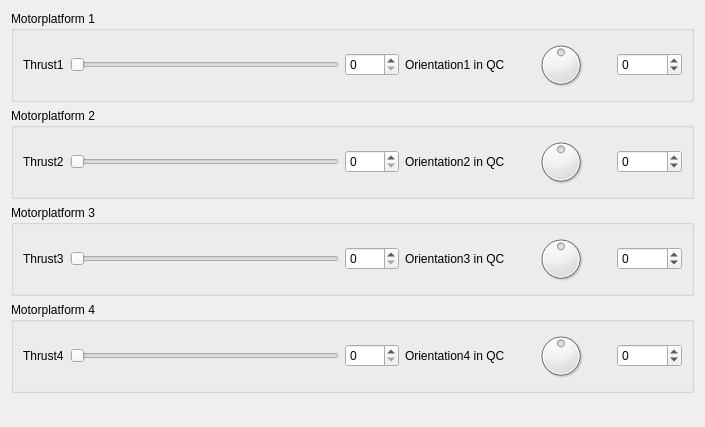
The window that src/ui/QGCSkyeTestMotors.ui (skye-git/qgroundcontrol-old) describes before a commit, drawn with Qt 5.
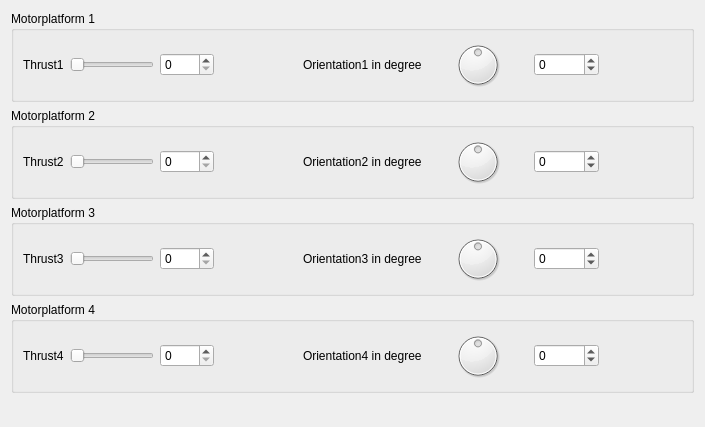
The same window after the commit.

Commit message: Cleaned up SkyeTest Widgets

Patch:
```diff
--- a/src/ui/QGCSkyeTestMotors.ui
+++ b/src/ui/QGCSkyeTestMotors.ui
@@ -44,13 +44,26 @@
         </property>
        </widget>
       </item>
+      <item>
+       <spacer name="horizontalSpacer">
+        <property name="orientation">
+         <enum>Qt::Horizontal</enum>
+        </property>
+        <property name="sizeHint" stdset="0">
+         <size>
+          <width>40</width>
+          <height>20</height>
+         </size>
+        </property>
+       </spacer>
+      </item>
       <item>
        <widget class="QLabel" name="label_2">
         <property name="toolTip">
          <string extracomment="512*84 = 43008 is a quarter turn (90°)"/>
         </property>
         <property name="text">
-         <string>Orientation1 in QC</string>
+         <string>Orientation1 in degree</string>
         </property>
        </widget>
       </item>
@@ -74,6 +87,19 @@
         </property>
        </widget>
       </item>
+      <item>
+       <spacer name="horizontalSpacer_5">
+        <property name="orientation">
+         <enum>Qt::Horizontal</enum>
+        </property>
+        <property name="sizeHint" stdset="0">
+         <size>
+          <width>40</width>
+          <height>20</height>
+         </size>
+        </property>
+       </spacer>
+      </item>
      </layout>
     </widget>
    </item>
@@ -107,13 +133,26 @@
         </property>
        </widget>
       </item>
+      <item>
+       <spacer name="horizontalSpacer_2">
+        <property name="orientation">
+         <enum>Qt::Horizontal</enum>
+        </property>
+        <property name="sizeHint" stdset="0">
+         <size>
+          <width>40</width>
+          <height>20</height>
+         </size>
+        </property>
+       </spacer>
+      </item>
       <item>
        <widget class="QLabel" name="label_4">
         <property name="toolTip">
          <string extracomment="512*84 = 43008 is a quarter turn (90°)"/>
         </property>
         <property name="text">
-         <string>Orientation2 in QC</string>
+         <string>Orientation2 in degree</string>
         </property>
        </widget>
       </item>
@@ -140,6 +179,19 @@
         </property>
        </widget>
       </item>
+      <item>
+       <spacer name="horizontalSpacer_6">
+        <property name="orientation">
+         <enum>Qt::Horizontal</enum>
+        </property>
+        <property name="sizeHint" stdset="0">
+         <size>
+          <width>40</width>
+          <height>20</height>
+         </size>
+        </property>
+       </spacer>
+      </item>
      </layout>
     </widget>
    </item>
@@ -173,13 +225,26 @@
         </property>
        </widget>
       </item>
+      <item>
+       <spacer name="horizontalSpacer_3">
+        <property name="orientation">
+         <enum>Qt::Horizontal</enum>
+        </property>
+        <property name="sizeHint" stdset="0">
+         <size>
+          <width>40</width>
+          <height>20</height>
+         </size>
+        </property>
+       </spacer>
+      </item>
       <item>
        <widget class="QLabel" name="label_6">
         <property name="toolTip">
          <string extracomment="512*84 = 43008 is a quarter turn (90°)"/>
         </property>
         <property name="text">
-         <string>Orientation3 in QC</string>
+         <string>Orientation3 in degree</string>
         </property>
        </widget>
       </item>
@@ -206,6 +271,19 @@
         </property>
        </widget>
       </item>
+      <item>
+       <spacer name="horizontalSpacer_7">
+        <property name="orientation">
+         <enum>Qt::Horizontal</enum>
+        </property>
+        <property name="sizeHint" stdset="0">
+         <size>
+          <width>40</width>
+          <height>20</height>
+         </size>
+        </property>
+       </spacer>
+      </item>
      </layout>
     </widget>
    </item>
@@ -239,13 +317,26 @@
         </property>
        </widget>
       </item>
+      <item>
+       <spacer name="horizontalSpacer_4">
+        <property name="orientation">
+         <enum>Qt::Horizontal</enum>
+        </property>
+        <property name="sizeHint" stdset="0">
+         <size>
+          <width>40</width>
+          <height>20</height>
+         </size>
+        </property>
+       </spacer>
+      </item>
       <item>
        <widget class="QLabel" name="label_8">
         <property name="toolTip">
          <string extracomment="512*84 = 43008 is a quarter turn (90°)"/>
         </property>
         <property name="text">
-         <string>Orientation4 in QC</string>
+         <string>Orientation4 in degree</string>
         </property>
        </widget>
       </item>
@@ -269,6 +360,19 @@
         </property>
        </widget>
       </item>
+      <item>
+       <spacer name="horizontalSpacer_8">
+        <property name="orientation">
+         <enum>Qt::Horizontal</enum>
+        </property>
+        <property name="sizeHint" stdset="0">
+         <size>
+          <width>40</width>
+          <height>20</height>
+         </size>
+        </property>
+       </spacer>
+      </item>
      </layout>
     </widget>
    </item>
```
The commit also changes 3 other files.
